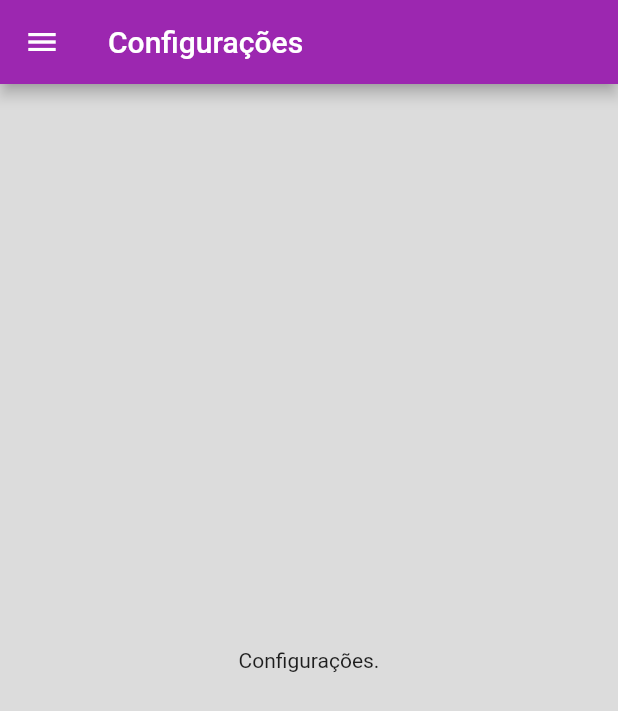
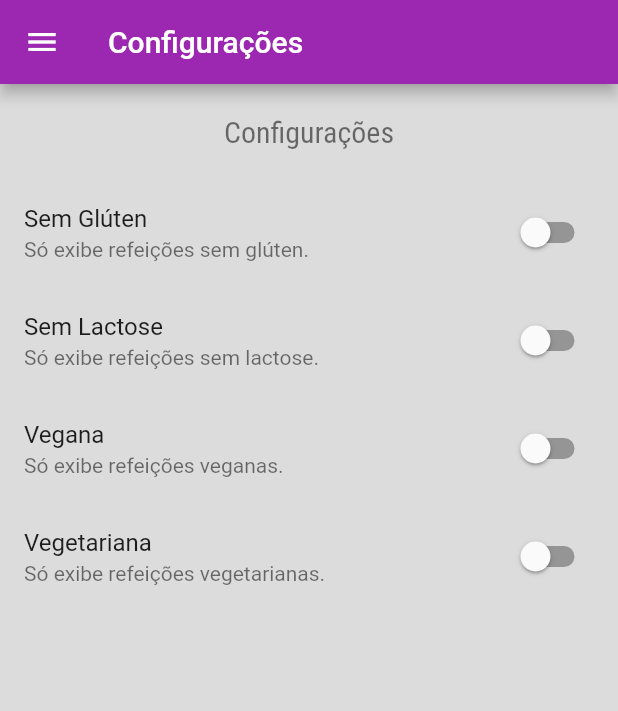
Before and after one commit to rafaeleduardoteixeira/meals_flutter, a Flutter app: the SettingsScreen screen opened by its route, on a phone screen of 412 x 824 dp. Shown: the top 711 px of the screen. Run offline on Flutter 3.47's test engine with Material 2 defaults, Android fonts, the phone set to English and light mode, and no system bars; network calls fail.

Commit message:
Settings screen

```diff
--- a/lib/main.dart
+++ b/lib/main.dart
@@ -1,14 +1,42 @@
 import 'package:flutter/material.dart';
+import 'package:meals_flutter/models/meal.dart';
+import 'package:meals_flutter/models/settings.dart';
 import 'package:meals_flutter/screens/meal_screen.dart';
 import 'package:meals_flutter/screens/settings_screen.dart';
 import 'package:meals_flutter/screens/tabs_screen.dart';
 import './screens/categories_screen.dart';
 import './screens/category_meals_screen.dart';
 import './utils/app-routes.dart';
+import '../data/dummy_data.dart';
 
 void main() => runApp(MyApp());
 
-class MyApp extends StatelessWidget {
+class MyApp extends StatefulWidget {
+  @override
+  State<MyApp> createState() => _MyAppState();
+}
+
+class _MyAppState extends State<MyApp> {
+  List<Meal> _availableMeals = DUMMY_MEALS;
+  Settings settings = Settings();
+
+  void _filterMeals(Settings settings) {
+    setState(() {
+      this.settings = settings;
+      _availableMeals = DUMMY_MEALS.where((meal) {
+        final filterGluten = settings.isGlutenFree && !meal.isGlutenFree;
+        final filterLactose = settings.isLactoseFree && !meal.isLactoseFree;
+        final filterVegan = settings.isVegan && !meal.isVegan;
+        final filterVegetarian = settings.isVegetarian && !meal.isVegetarian;
+
+        return !filterGluten &&
+            !filterLactose &&
+            !filterVegan &&
+            !filterVegetarian;
+      }).toList();
+    });
+  }
+
   @override
   Widget build(BuildContext context) {
     return MaterialApp(
@@ -28,9 +56,9 @@
       ),
       routes: {
         AppRoutes.HOME: (context) => const TabsScreen(),
-        AppRoutes.CATEGORIES_MEALS: (context) => const CategoryMeals(),
+        AppRoutes.CATEGORIES_MEALS: (context) => CategoryMeals(_availableMeals),
         AppRoutes.MEAL: (context) => const MealScreen(),
-        AppRoutes.SETTINGS: (context) => const SettingsScreen(),
+        AppRoutes.SETTINGS: (context) => SettingsScreen(settings, _filterMeals),
       },
       onUnknownRoute: (settings) {
         return MaterialPageRoute(builder: (_) {
--- /dev/null
+++ b/lib/models/settings.dart
@@ -0,0 +1,13 @@
+class Settings {
+  bool isGlutenFree;
+  bool isLactoseFree;
+  bool isVegan;
+  bool isVegetarian;
+
+  Settings({
+    this.isGlutenFree = false,
+    this.isLactoseFree = false,
+    this.isVegan = false,
+    this.isVegetarian = false,
+  });
+}
--- a/lib/screens/category_meals_screen.dart
+++ b/lib/screens/category_meals_screen.dart
@@ -1,16 +1,18 @@
 import 'package:flutter/material.dart';
 import 'package:meals_flutter/components/meal_component.dart';
 import 'package:meals_flutter/models/category.dart';
-import '../data/dummy_data.dart';
+import 'package:meals_flutter/models/meal.dart';
 
 class CategoryMeals extends StatelessWidget {
-  const CategoryMeals([Key? key]) : super(key: key);
+  final List<Meal> meals;
+
+  const CategoryMeals(this.meals, [Key? key]) : super(key: key);
 
   @override
   Widget build(BuildContext context) {
     final category = ModalRoute.of(context)?.settings.arguments as Category;
 
-    final categoryMeals = DUMMY_MEALS.where((meal) {
+    final categoryMeals = meals.where((meal) {
       return meal.categories.contains(category.id);
     }).toList();
 
--- a/lib/screens/settings_screen.dart
+++ b/lib/screens/settings_screen.dart
@@ -1,18 +1,90 @@
 import 'package:flutter/material.dart';
 import 'package:meals_flutter/components/main_drawer.dart';
+import 'package:meals_flutter/models/settings.dart';
 
-class SettingsScreen extends StatelessWidget {
-  const SettingsScreen({Key? key}) : super(key: key);
+class SettingsScreen extends StatefulWidget {
+  const SettingsScreen(this.settings, this.onSettingsChanged, {Key? key})
+      : super(key: key);
+
+  final Settings settings;
+  final Function(Settings) onSettingsChanged;
+
+  @override
+  State<SettingsScreen> createState() => _SettingsScreenState();
+}
+
+class _SettingsScreenState extends State<SettingsScreen> {
+  late Settings settings;
+
+  @override
+  void initState() {
+    super.initState();
+    settings = widget.settings;
+  }
+
+  Widget _createSwitch(
+      String title, String subTitle, bool value, Function(bool) onChanged) {
+    return SwitchListTile.adaptive(
+      title: Text(title),
+      subtitle: Text(subTitle),
+      value: value,
+      onChanged: (value) {
+        onChanged(value);
+        widget.onSettingsChanged(settings);
+      },
+    );
+  }
 
   @override
   Widget build(BuildContext context) {
     return Scaffold(
       appBar: AppBar(
-        title: Text('Configurações'),
+        title: const Text('Configurações'),
       ),
-      drawer: MainDrawer(),
-      body: Center(
-        child: Text('Configurações.'),
+      drawer: const MainDrawer(),
+      body: Column(
+        children: [
+          Container(
+            padding: EdgeInsets.all(20),
+            child: Text(
+              'Configurações',
+              style: Theme.of(context).textTheme.headline1,
+            ),
+          ),
+          Expanded(
+            child: ListView(
+              children: [
+                _createSwitch(
+                  "Sem Glúten",
+                  'Só exibe refeições sem glúten.',
+                  settings.isGlutenFree,
+                  (newValue) =>
+                      setState(() => settings.isGlutenFree = newValue),
+                ),
+                _createSwitch(
+                  "Sem Lactose",
+                  'Só exibe refeições sem lactose.',
+                  settings.isLactoseFree,
+                  (newValue) =>
+                      setState(() => settings.isLactoseFree = newValue),
+                ),
+                _createSwitch(
+                  "Vegana",
+                  'Só exibe refeições veganas.',
+                  settings.isVegan,
+                  (newValue) => setState(() => settings.isVegan = newValue),
+                ),
+                _createSwitch(
+                  "Vegetariana",
+                  'Só exibe refeições vegetarianas.',
+                  settings.isVegetarian,
+                  (newValue) =>
+                      setState(() => settings.isVegetarian = newValue),
+                )
+              ],
+            ),
+          )
+        ],
       ),
     );
   }
```
